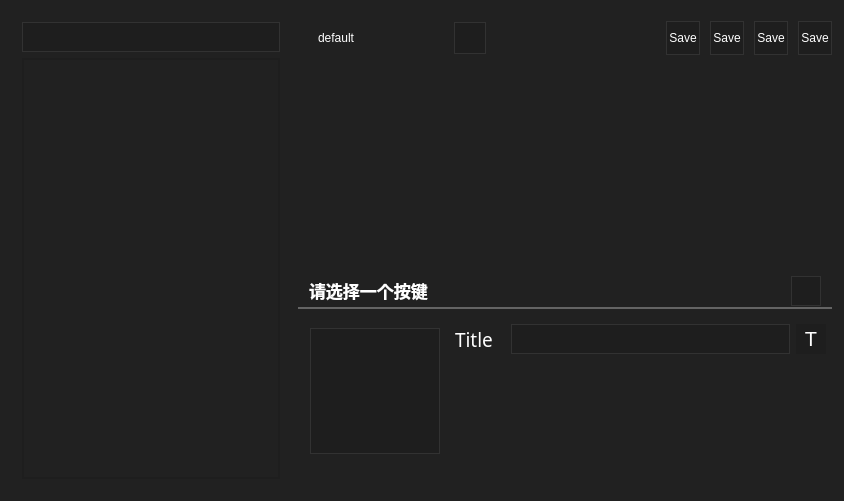
Qt form mainwindow.ui (Hades2001/keyBoard) before a commit.
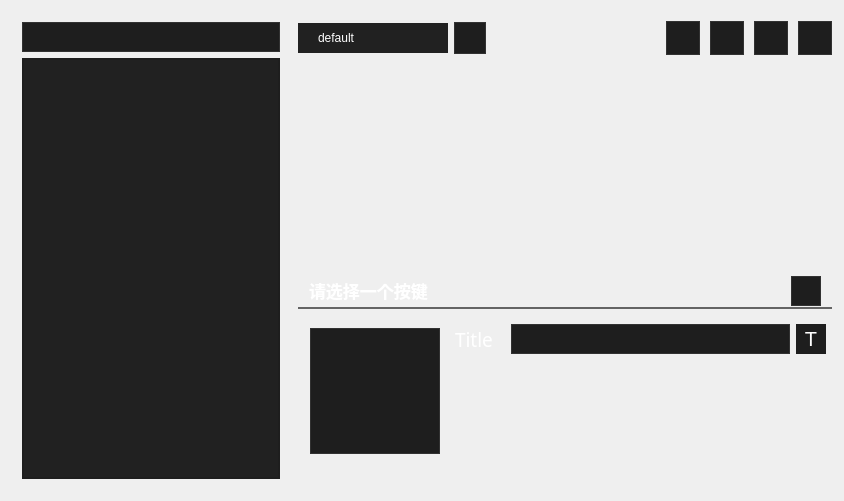
The same form after that commit. Icons and pictures are not drawn. Custom widgets are drawn as their Qt base class.

Diff of the .ui file:
```diff
--- a/mainwindow.ui
+++ b/mainwindow.ui
@@ -14,7 +14,7 @@
    <string>MainWindow</string>
   </property>
   <property name="styleSheet">
-   <string notr="true">background-color: #212121;</string>
+   <string notr="true"/>
   </property>
   <widget class="QWidget" name="centralWidget">
    <layout class="QHBoxLayout" name="horizontalLayout_3">
@@ -241,7 +241,7 @@
          </property>
          <layout class="QHBoxLayout" name="horizontalLayout">
           <property name="spacing">
-           <number>-1</number>
+           <number>6</number>
           </property>
           <property name="leftMargin">
            <number>0</number>
@@ -454,7 +454,7 @@
 }</string>
             </property>
             <property name="text">
-             <string>Save</string>
+             <string/>
             </property>
            </widget>
           </item>
@@ -496,7 +496,7 @@
 }</string>
             </property>
             <property name="text">
-             <string>Save</string>
+             <string/>
             </property>
            </widget>
           </item>
@@ -538,7 +538,7 @@
 }</string>
             </property>
             <property name="text">
-             <string>Save</string>
+             <string/>
             </property>
            </widget>
           </item>
@@ -580,7 +580,7 @@
 }</string>
             </property>
             <property name="text">
-             <string>Save</string>
+             <string/>
             </property>
            </widget>
           </item>
@@ -851,7 +851,7 @@
            <widget class="QWidget" name="verticalWidget_z" native="true">
             <layout class="QVBoxLayout" name="verticalLayout_2">
              <property name="spacing">
-              <number>0</number>
+              <number>6</number>
              </property>
              <property name="leftMargin">
               <number>5</number>
@@ -875,7 +875,7 @@
                </property>
                <layout class="QHBoxLayout" name="horizontalLayout_4">
                 <property name="spacing">
-                 <number>-1</number>
+                 <number>6</number>
                 </property>
                 <property name="leftMargin">
                  <number>0</number>
@@ -1011,39 +1011,7 @@
               </widget>
              </item>
              <item>
-              <widget class="QScrollArea" name="scrollArea">
-               <property name="enabled">
-                <bool>true</bool>
-               </property>
-               <property name="sizePolicy">
-                <sizepolicy hsizetype="Preferred" vsizetype="Preferred">
-                 <horstretch>0</horstretch>
-                 <verstretch>0</verstretch>
-                </sizepolicy>
-               </property>
-               <property name="minimumSize">
-                <size>
-                 <width>0</width>
-                 <height>0</height>
-                </size>
-               </property>
-               <property name="styleSheet">
-                <string notr="true">border:transparent;  </string>
-               </property>
-               <property name="widgetResizable">
-                <bool>true</bool>
-               </property>
-               <widget class="QWidget" name="scrollAreaWidgetContents">
-                <property name="geometry">
-                 <rect>
-                  <x>0</x>
-                  <y>0</y>
-                  <width>375</width>
-                  <height>135</height>
-                 </rect>
-                </property>
-               </widget>
-              </widget>
+              <widget class="QStackedWidget" name="stackedWidget"/>
              </item>
             </layout>
            </widget>
```
Left out of the diff: 3 changed lines with no effect on the pictures.
